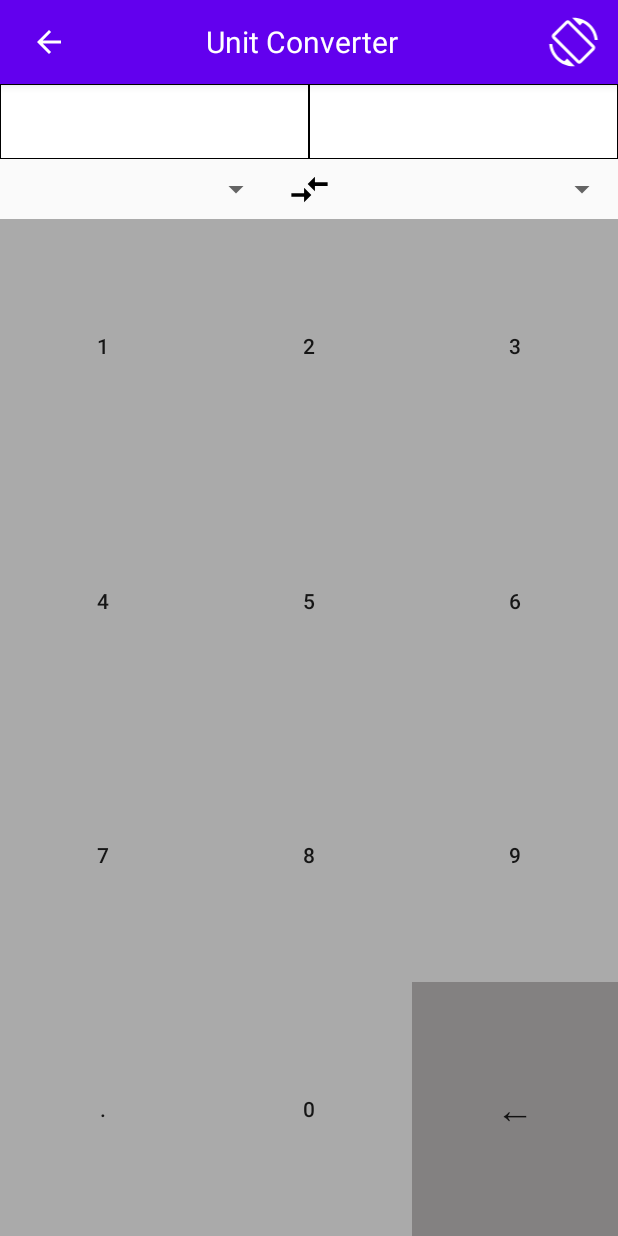
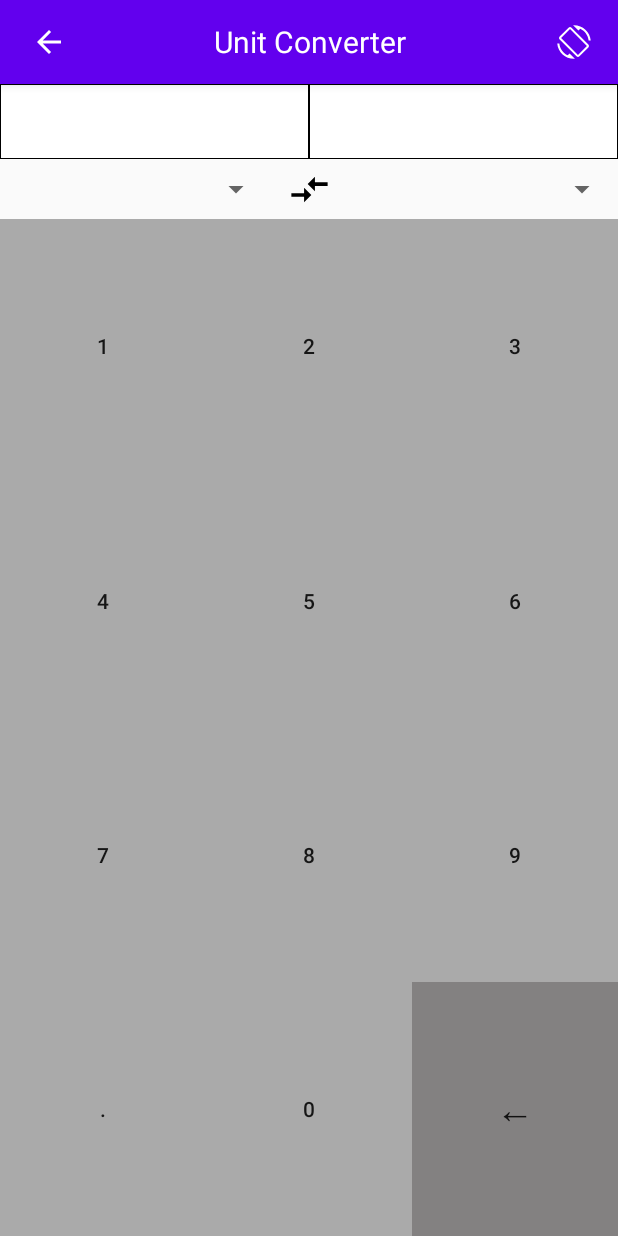
Before and after one commit to explosion204/unit-converter, an Android app: the layout app_bar_main.xml on its own in the app's theme, with its tools: preview values and no code run, on a phone screen of 412 x 824 dp. Run offline under Robolectric (Android 15) with nearby library versions, the phone set to English and light mode, and no system bars.

Commit message:
rotate button image fix

```diff
--- a/app/src/main/res/layout/app_bar_main.xml
+++ b/app/src/main/res/layout/app_bar_main.xml
@@ -45,12 +45,13 @@
 
                 <ImageButton
                     android:id="@+id/rotateBtn"
-                    android:layout_weight="1"
-                    android:layout_width="50dp"
+                    android:layout_weight="2"
+                    android:layout_width="30dp"
                     android:layout_height="match_parent"
                     android:background="@android:color/transparent"
                     android:src="@drawable/ic_rotate_foreground"
                     android:scaleType="fitCenter"
+                    android:paddingRight="10dp"
                     android:onClick="onRotateButtonClick"/>
 
             </LinearLayout>
```
